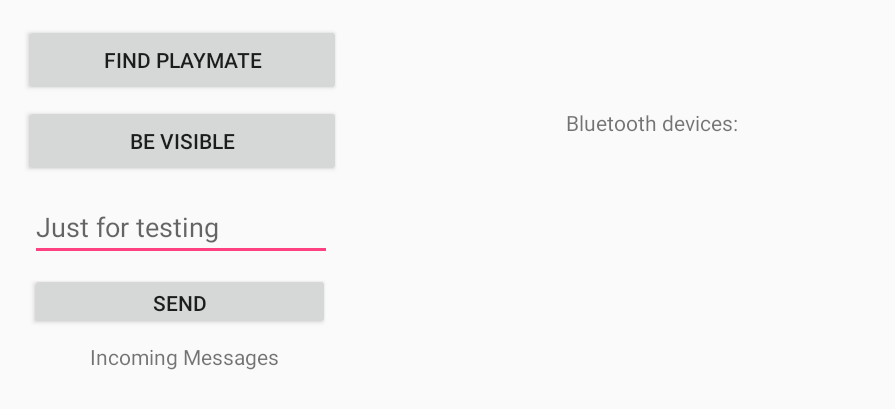
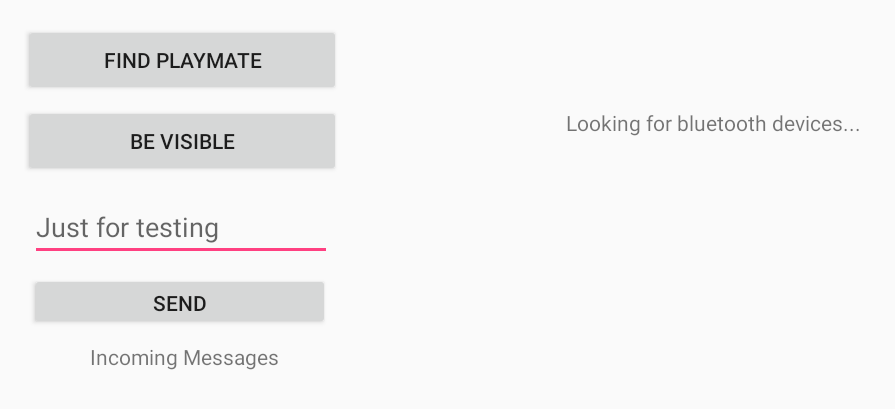
Before and after one commit to mandakos/Laivanupotus, an Android app: the screen it shows after launch (BluetoothActivity), after a tap on "FIND PLAYMATE", on a phone screen of 824 x 412 dp (held sideways). Shown: the top 409 px of the screen, without its empty margins (0-895 px from the left). Run offline under Robolectric (Android 15) with nearby library versions, the light colour scheme and no system bars; 2 statements that could not run were skipped.

Commit message:
"Start game" buttonin lisäys ja nappien tekstit hienovaraisemmiksi :D

```diff
--- a/app/src/main/java/ryhma3/laivanupotus/BluetoothActivity.java
+++ b/app/src/main/java/ryhma3/laivanupotus/BluetoothActivity.java
@@ -41,6 +41,7 @@ public class BluetoothActivity extends AppCompatActivity implements AdapterView.
 
     Button btnEnableDisable_Discoverable;
     Button btnSend;
+    Button btnStartConnection;
     EditText etSend;
     ListView lvNewDevices;
     TextView incomingMessages;
@@ -146,17 +147,17 @@ public class BluetoothActivity extends AppCompatActivity implements AdapterView.
                 if(mDevice.getBondState() == BluetoothDevice.BOND_BONDED){
                     Log.d(TAG, "BroadcastReceiver4 : BOND_BONDED");
                     mBTDevice = mDevice;
-                    //textList.setText("Connected to " + mBTDevice.getName());
+                    textList.setText("Connected to " + mBTDevice.getName());
                 }
                 //Paritus kÃ¤ynnissÃ¤
                 if(mDevice.getBondState() == BluetoothDevice.BOND_BONDING){
                     Log.d(TAG, "BroadcastReceiver4 : BOND_BONDING");
-                    //textList.setText("Connecting to " + mBTDevice.getName());
+                    textList.setText("Connecting to " + mBTDevice.getName());
                 }
                 //Paritus katkennut
                 if(mDevice.getBondState() == BluetoothDevice.BOND_NONE){
                     Log.d(TAG, "BroadcastReceiver4 : BOND_NONE");
-                    //textList.setText("Connection failed");
+                    textList.setText("Connection failed");
                 }
             }
         }
@@ -192,7 +193,7 @@ public class BluetoothActivity extends AppCompatActivity implements AdapterView.
 
         //Button btnONOFF = findViewById(R.id.btnONOFF);
         btnEnableDisable_Discoverable = findViewById(R.id.btnDiscoverable_on_off);
-        //btnStartConnection = findViewById(R.id.btnStartConnection);
+        btnStartConnection = findViewById(R.id.btnStartConnection);
 
         textList = findViewById(R.id.textList);
         lvNewDevices = findViewById(R.id.lvNewDevices);
@@ -225,21 +226,23 @@ public class BluetoothActivity extends AppCompatActivity implements AdapterView.
         });*/
 
         // START CONNECTION button
-        /*btnStartConnection.setOnClickListener(new View.OnClickListener() {
+        btnStartConnection.setOnClickListener(new View.OnClickListener() {
             @Override
             public void onClick(View v) {
-                if (mBTDevice != null) {
-                    startConnection();
+                if (mBluetoothConnection != null) {
+                    startNextActivity();
                 }
             }
-        });*/
+        });
 
         btnSend.setOnClickListener(new View.OnClickListener() {
             @Override
             public void onClick(View v) {
-                byte[] bytes = etSend.getText().toString().getBytes(Charset.defaultCharset());
-                mBluetoothConnection.write(bytes);
-                etSend.setText("");
+                if(mBluetoothConnection != null){
+                    byte[] bytes = etSend.getText().toString().getBytes(Charset.defaultCharset());
+                    mBluetoothConnection.write(bytes);
+                    etSend.setText("");
+                }
             }
         });
     }
@@ -309,6 +312,7 @@ public class BluetoothActivity extends AppCompatActivity implements AdapterView.
 
     public void btnDiscover(View view) {
         Log.d(TAG, "btnDiscover: Looking for unpaired devices.");
+        textList.setText("Looking for bluetooth devices...");
 
         if(mBluetoothAdapter.isDiscovering()){
             mBluetoothAdapter.cancelDiscovery();
@@ -365,6 +369,7 @@ public class BluetoothActivity extends AppCompatActivity implements AdapterView.
 
         Log.d(TAG, "onItemClick: deviceName = " + deviceName);
         Log.d(TAG, "onItemClick: deviceAddress = " + deviceAddress);
+        textList.setText("Chosen device:\n" + deviceName);
 
         //paritus
         //createBond()-metodi vaatii suuremman Android SDK version entÃ¤ JELLY_BEAN_MR2
@@ -384,36 +389,12 @@ public class BluetoothActivity extends AppCompatActivity implements AdapterView.
 
             Log.d(TAG, "startNextActivity ");
 
-            // Dialog to ask if player wants to connect with selected device
-                /*AlertDialog.Builder dialog = new AlertDialog.Builder(BluetoothActivity.this);
-                dialog.setTitle("Start game");
-                dialog.setMessage("Start game with '" + device.getName() + "'?");
-                dialog.setNegativeButton("No", null);
-                dialog.setPositiveButton("Yes", new AlertDialog.OnClickListener(){
-                    public void onClick(DialogInterface dialog, int t) {
-                        if (device != null) {
-                            Log.d(TAG, "Start game with " + device.getName());
-                            Intent intent = new Intent(BluetoothActivity.this, ShipSettingActivity.class);
-                            startActivityForResult(intent, Finished_Activity);
-                        }
-                    }
-                });
-                dialog.show();*/
-
                 // Käynnistetään uusi activity
                 Log.d(TAG, "Start game ");
                 Intent intent = new Intent(BluetoothActivity.this, ShipSettingActivity.class);
                 startActivityForResult(intent, Finished_Activity);
         }
 
-
-    @Override
-    public void onStart() {
-        super.onStart();
-
-
-
-    }
 
     @Override
     public void onResume() {
--- a/app/src/main/java/ryhma3/laivanupotus/BluetoothConnectionService.java
+++ b/app/src/main/java/ryhma3/laivanupotus/BluetoothConnectionService.java
@@ -228,9 +228,9 @@ public class BluetoothConnectionService {
                 }
 
                 // Kun bluetooth yhteys on tehty, käsketään BluetoothActivityssä avaamaan seuraava activity
-                BluetoothActivity btActivity = BluetoothActivity.getInstance();
-                btActivity.startNextActivity();
-                Log.i(TAG, "Start ShipSettingActivity");
+                //BluetoothActivity btActivity = BluetoothActivity.getInstance();
+                //btActivity.startNextActivity();
+                //Log.i(TAG, "Start ShipSettingActivity");
 
 
             }catch(NullPointerException e){
```
